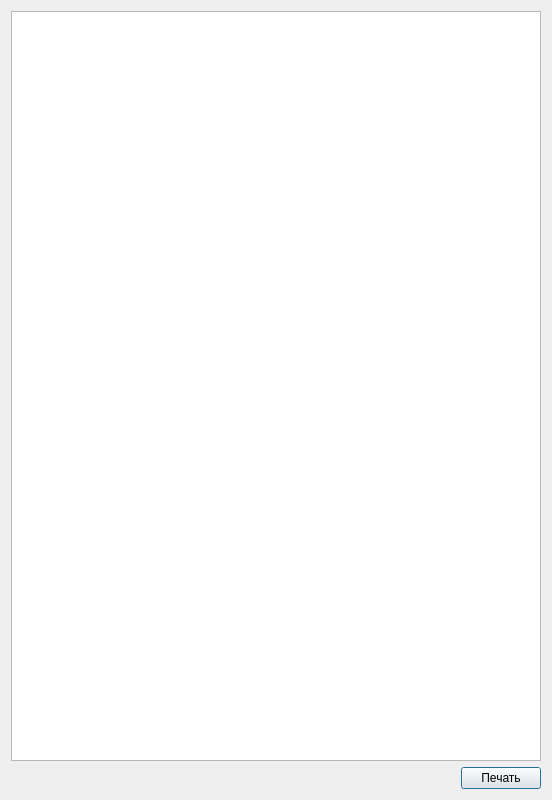
Above: dialogwebview.ui from Sergeyego/warehouse before the change. Below: the same form after it.
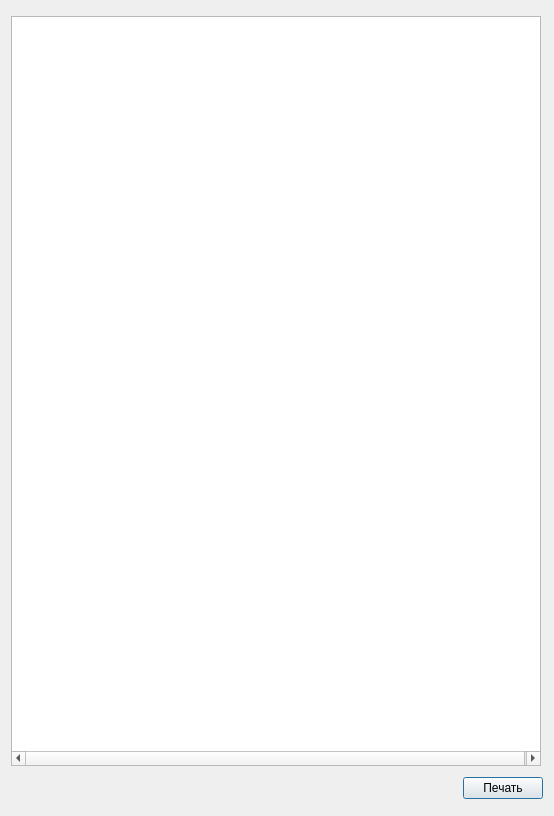
That is the form after the change.

What changed in the file:
```diff
--- a/dialogwebview.ui
+++ b/dialogwebview.ui
@@ -6,8 +6,8 @@
    <rect>
     <x>0</x>
     <y>0</y>
-    <width>542</width>
-    <height>797</height>
+    <width>554</width>
+    <height>816</height>
    </rect>
   </property>
   <property name="windowTitle">
@@ -28,6 +28,12 @@
        <height>750</height>
       </size>
      </property>
+     <property name="lineWrapMode">
+      <enum>QTextEdit::LineWrapMode::FixedPixelWidth</enum>
+     </property>
+     <property name="lineWrapColumnOrWidth">
+      <number>530</number>
+     </property>
      <property name="readOnly">
       <bool>true</bool>
      </property>
```
Left out of the diff: 2 changed lines with no effect on the pictures.
